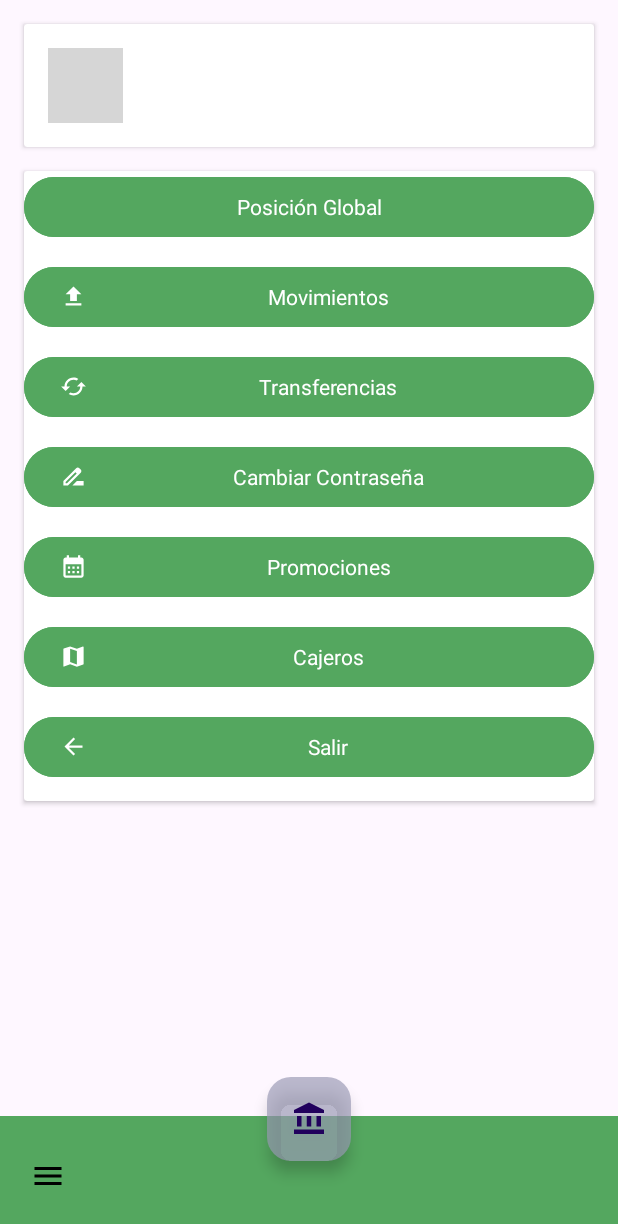
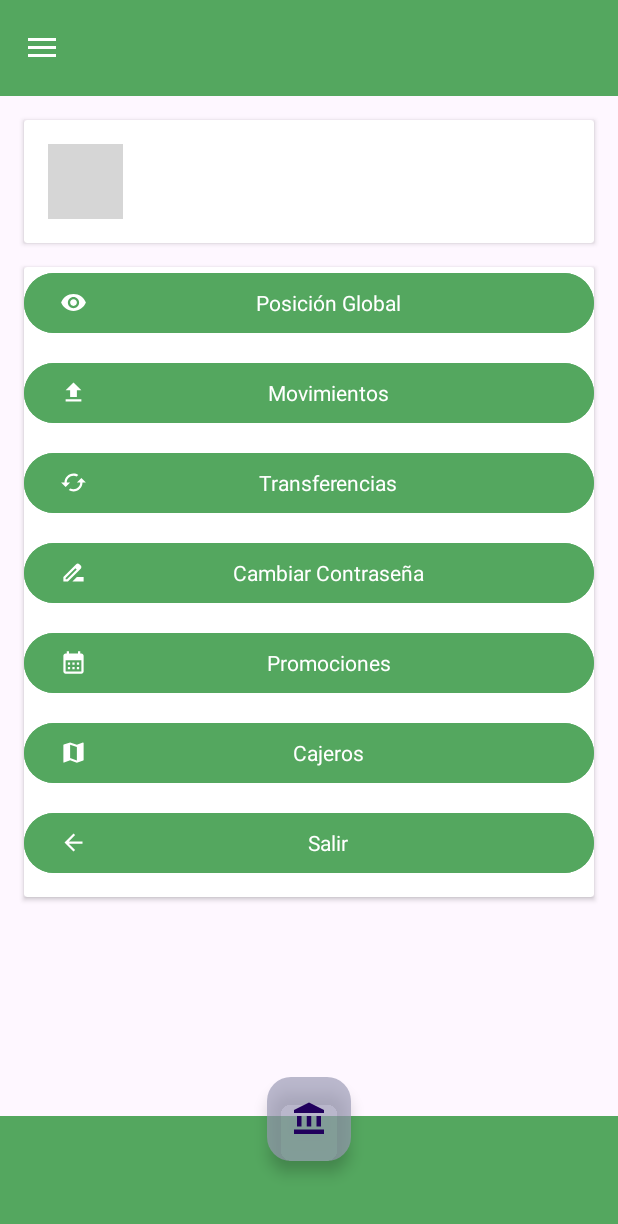
Before and after one commit to AlejandroBlascoChafer/Banco-Alejandro-Blasco, an Android app: the MainActivity screen opened directly, with no data from a screen before it, on a phone screen of 412 x 824 dp. Shown: the top 1224 px of the screen. Run offline under Robolectric (Android 15) with nearby library versions, the phone set to English and light mode, and no system bars; 2 statements that could not run were skipped; grey boxes are pictures that could not be loaded.

Commit message:
Tema7 Actividad1 - Acabada

```diff
--- a/app/build.gradle.kts
+++ b/app/build.gradle.kts
@@ -49,4 +49,7 @@ dependencies {
     androidTestImplementation(libs.androidx.junit)
     androidTestImplementation(libs.androidx.espresso.core)
     implementation(libs.lottie)
+    implementation(libs.androidx.appcompat)
+    implementation(libs.material)
+
 }
--- a/app/src/main/java/com/example/banco_Blasco_Alejandro/activities/MainActivity.kt
+++ b/app/src/main/java/com/example/banco_Blasco_Alejandro/activities/MainActivity.kt
@@ -2,16 +2,22 @@ package com.example.banco_Blasco_Alejandro.activities
 
 import android.content.Intent
 import android.os.Bundle
+import android.view.Menu
+import android.view.MenuItem
+import android.widget.Toast
 import androidx.activity.enableEdgeToEdge
+import androidx.appcompat.app.ActionBarDrawerToggle
 import androidx.appcompat.app.AppCompatActivity
+import androidx.core.view.GravityCompat
 import androidx.core.view.ViewCompat
 import androidx.core.view.WindowInsetsCompat
 import com.example.banco_Blasco_Alejandro.R
 
 import com.example.banco_Blasco_Alejandro.databinding.ActivityMainBinding
 import com.example.banco_Blasco_Alejandro.pojo.Cliente
+import com.google.android.material.navigation.NavigationView
 
-class MainActivity : AppCompatActivity() {
+class MainActivity : AppCompatActivity(), NavigationView.OnNavigationItemSelectedListener {
 
     private lateinit var binding: ActivityMainBinding
 
@@ -20,6 +26,24 @@ class MainActivity : AppCompatActivity() {
 
         binding = ActivityMainBinding.inflate(layoutInflater)
         setContentView(binding.root)
+
+        val toolBar: androidx.appcompat.widget.Toolbar = findViewById(R.id.appbar)
+        setSupportActionBar(toolBar)
+        supportActionBar?.setDisplayShowTitleEnabled(false)
+        supportActionBar?.setDisplayHomeAsUpEnabled(true)
+        supportActionBar?.setHomeAsUpIndicator(R.drawable.ic_menu)
+
+
+        binding.navigationView?.setNavigationItemSelectedListener(this)
+
+        // Configuración del DrawerLayout
+        val toggle = ActionBarDrawerToggle(
+            this, binding.drawerLayout, binding.appbar,
+            R.string.open_nav, R.string.close_nav
+        )
+        binding.drawerLayout.addDrawerListener(toggle)
+        toggle.syncState()
+
 
 
         val cliente = intent.getSerializableExtra("Cliente") as Cliente
@@ -55,7 +79,8 @@ class MainActivity : AppCompatActivity() {
             startActivity(movimientos)
         }
 
-        enableEdgeToEdge()
+
+                enableEdgeToEdge()
 
         ViewCompat.setOnApplyWindowInsetsListener(binding.root) { v, insets ->
             val systemBars = insets.getInsets(WindowInsetsCompat.Type.systemBars())
@@ -63,4 +88,69 @@ class MainActivity : AppCompatActivity() {
             insets
         }
     }
+
+    private fun navigateToGlobalPosition(cliente: Cliente) {
+        val intent = Intent(this, GlobalPositionActivity::class.java)
+        intent.putExtra("Cliente", cliente)
+        startActivity(intent)
+    }
+
+    private fun navigateToMovements(cliente: Cliente) {
+        val intent = Intent(this, MovementsActivity::class.java)
+        intent.putExtra("Cliente", cliente)
+        startActivity(intent)
+    }
+
+    private fun navigateToTransfer(cliente: Cliente) {
+        val intent = Intent(this, TransfersActivity::class.java)
+        intent.putExtra("Cliente", cliente)
+        startActivity(intent)
+    }
+
+    private fun navigateToPassword(cliente: Cliente) {
+        val intent = Intent(this, ChangePasswordActivity::class.java)
+        intent.putExtra("Cliente", cliente)
+        startActivity(intent)
+    }
+
+    private fun navigateToWelcome() {
+        val intent = Intent(this, WelcomeActivity::class.java)
+        startActivity(intent)
+    }
+
+//    private fun navigateToSettings() {
+//        val intent = Intent(this, SettingsActivity::class.java)
+//        startActivity(intent)
+//    }
+
+    override fun onOptionsItemSelected(item: MenuItem): Boolean {
+        return when (item.itemId) {
+            android.R.id.home -> {
+                binding.drawerLayout?.openDrawer(GravityCompat.START)
+                true
+            }
+            else -> super.onOptionsItemSelected(item)
+        }
+    }
+
+    override fun onNavigationItemSelected(item: MenuItem): Boolean {
+        val cliente = intent.getSerializableExtra("Cliente") as Cliente
+        when (item.itemId) {
+            R.id.nav_global_position -> navigateToGlobalPosition(cliente)
+            R.id.nav_movements -> navigateToMovements(cliente)
+            R.id.nav_transfers -> navigateToTransfer(cliente)
+            R.id.nav_change_password -> navigateToPassword(cliente)
+            R.id.nav_promotions -> {
+                // Lógica para promociones
+            }
+            R.id.nav_atms -> {
+                // Lógica para cajeros
+            }
+            //R.id.nav_sett -> navigateToSettings()
+            R.id.nav_exit -> navigateToWelcome()
+        }
+        binding.drawerLayout?.closeDrawer(GravityCompat.START)
+        return true
+    }
+
 }
--- /dev/null
+++ b/app/src/main/res/drawable/flecha_atras.xml
@@ -0,0 +1,5 @@
+<vector xmlns:android="http://schemas.android.com/apk/res/android" android:autoMirrored="true" android:height="24dp" android:tint="#000000" android:viewportHeight="24" android:viewportWidth="24" android:width="24dp">
+
+    <path android:fillColor="@android:color/white" android:pathData="M20,11H7.83l5.59,-5.59L12,4l-8,8 8,8 1.41,-1.41L7.83,13H20v-2z"/>
+
+</vector>
--- /dev/null
+++ b/app/src/main/res/drawable/ic_posicion.xml
@@ -0,0 +1,6 @@
+<?xml version="1.0" encoding="utf-8"?>
+<vector xmlns:android="http://schemas.android.com/apk/res/android" android:height="24dp" android:tint="#FFFFFF" android:viewportHeight="24" android:viewportWidth="24" android:width="24dp">
+
+    <path android:fillColor="@android:color/white" android:pathData="M12,4.5C7,4.5 2.73,7.61 1,12c1.73,4.39 6,7.5 11,7.5s9.27,-3.11 11,-7.5c-1.73,-4.39 -6,-7.5 -11,-7.5zM12,17c-2.76,0 -5,-2.24 -5,-5s2.24,-5 5,-5 5,2.24 5,5 -2.24,5 -5,5zM12,9c-1.66,0 -3,1.34 -3,3s1.34,3 3,3 3,-1.34 3,-3 -1.34,-3 -3,-3z"/>
+
+</vector>
--- /dev/null
+++ b/app/src/main/res/drawable/settings.xml
@@ -0,0 +1,5 @@
+<vector xmlns:android="http://schemas.android.com/apk/res/android" android:height="24dp" android:tint="#000000" android:viewportHeight="24" android:viewportWidth="24" android:width="24dp">
+
+    <path android:fillColor="@android:color/white" android:pathData="M19.14,12.94c0.04,-0.3 0.06,-0.61 0.06,-0.94c0,-0.32 -0.02,-0.64 -0.07,-0.94l2.03,-1.58c0.18,-0.14 0.23,-0.41 0.12,-0.61l-1.92,-3.32c-0.12,-0.22 -0.37,-0.29 -0.59,-0.22l-2.39,0.96c-0.5,-0.38 -1.03,-0.7 -1.62,-0.94L14.4,2.81c-0.04,-0.24 -0.24,-0.41 -0.48,-0.41h-3.84c-0.24,0 -0.43,0.17 -0.47,0.41L9.25,5.35C8.66,5.59 8.12,5.92 7.63,6.29L5.24,5.33c-0.22,-0.08 -0.47,0 -0.59,0.22L2.74,8.87C2.62,9.08 2.66,9.34 2.86,9.48l2.03,1.58C4.84,11.36 4.8,11.69 4.8,12s0.02,0.64 0.07,0.94l-2.03,1.58c-0.18,0.14 -0.23,0.41 -0.12,0.61l1.92,3.32c0.12,0.22 0.37,0.29 0.59,0.22l2.39,-0.96c0.5,0.38 1.03,0.7 1.62,0.94l0.36,2.54c0.05,0.24 0.24,0.41 0.48,0.41h3.84c0.24,0 0.44,-0.17 0.47,-0.41l0.36,-2.54c0.59,-0.24 1.13,-0.56 1.62,-0.94l2.39,0.96c0.22,0.08 0.47,0 0.59,-0.22l1.92,-3.32c0.12,-0.22 0.07,-0.47 -0.12,-0.61L19.14,12.94zM12,15.6c-1.98,0 -3.6,-1.62 -3.6,-3.6s1.62,-3.6 3.6,-3.6s3.6,1.62 3.6,3.6S13.98,15.6 12,15.6z"/>
+
+</vector>
--- a/app/src/main/res/layout-land/activity_main.xml
+++ b/app/src/main/res/layout-land/activity_main.xml
@@ -1,13 +1,15 @@
 <?xml version="1.0" encoding="utf-8"?>
-<androidx.coordinatorlayout.widget.CoordinatorLayout xmlns:android="http://schemas.android.com/apk/res/android"
+<androidx.drawerlayout.widget.DrawerLayout xmlns:android="http://schemas.android.com/apk/res/android"
     xmlns:app="http://schemas.android.com/apk/res-auto"
     xmlns:tools="http://schemas.android.com/tools"
-    android:id="@+id/main"
+    android:id="@+id/drawer_layout"
     android:layout_width="match_parent"
     android:layout_height="match_parent"
     tools:context=".activities.MainActivity">
 
-
+    <androidx.core.widget.NestedScrollView
+        android:layout_width="match_parent"
+        android:layout_height="match_parent">
     <LinearLayout
         android:layout_width="match_parent"
         android:layout_height="wrap_content"
@@ -175,6 +177,11 @@
     </LinearLayout>
 
 
+        <androidx.coordinatorlayout.widget.CoordinatorLayout
+            android:id="@+id/coordinator"
+            android:layout_width="match_parent"
+            android:layout_height="match_parent"
+            app:layout_constraintBottom_toBottomOf="parent">
 
             <com.google.android.material.floatingactionbutton.FloatingActionButton
                 android:id="@+id/fab"
@@ -205,4 +212,6 @@
                     android:layout_marginStart="16dp"
                     android:layout_marginBottom="12dp" />
             </com.google.android.material.bottomappbar.BottomAppBar>
-</androidx.coordinatorlayout.widget.CoordinatorLayout>
+        </androidx.coordinatorlayout.widget.CoordinatorLayout>
+    </androidx.core.widget.NestedScrollView>
+</androidx.drawerlayout.widget.DrawerLayout>
--- a/app/src/main/res/layout/activity_main.xml
+++ b/app/src/main/res/layout/activity_main.xml
@@ -1,17 +1,32 @@
 <?xml version="1.0" encoding="utf-8"?>
-<androidx.coordinatorlayout.widget.CoordinatorLayout xmlns:android="http://schemas.android.com/apk/res/android"
+<androidx.drawerlayout.widget.DrawerLayout
+    xmlns:android="http://schemas.android.com/apk/res/android"
     xmlns:app="http://schemas.android.com/apk/res-auto"
     xmlns:tools="http://schemas.android.com/tools"
-    android:id="@+id/main"
+    android:id="@+id/drawer_layout"
     android:layout_width="match_parent"
     android:layout_height="match_parent"
     tools:context=".activities.MainActivity">
 
-
+    <androidx.coordinatorlayout.widget.CoordinatorLayout
+        android:id="@+id/coordinator_layout"
+        android:layout_width="match_parent"
+        android:layout_height="match_parent">
     <LinearLayout
+        android:id="@+id/main"
         android:layout_width="match_parent"
         android:layout_height="wrap_content"
         android:orientation="vertical">
+
+        <androidx.appcompat.widget.Toolbar
+            android:id="@+id/appbar"
+            android:layout_width="match_parent"
+            android:layout_height="?attr/actionBarSize"
+            android:background="@color/green"
+            android:elevation="4dp"
+            android:theme="@style/ThemeOverlay.AppCompat.Dark.ActionBar"
+            app:popupTheme="@style/ThemeOverlay.AppCompat.Light"/>
+
         <androidx.cardview.widget.CardView
                 android:id="@+id/cvBienvenida"
                 android:layout_width="match_parent"
@@ -19,10 +34,7 @@
                 android:layout_marginTop="16dp"
                 android:layout_marginLeft="16dp"
                 android:layout_marginRight="16dp"
-                app:layout_anchorGravity="top"
-                app:layout_constraintEnd_toEndOf="parent"
-                app:layout_constraintStart_toStartOf="parent"
-                app:layout_constraintTop_toTopOf="parent">
+                app:layout_anchorGravity="top">
 
                 <LinearLayout
                     android:layout_width="match_parent"
@@ -73,6 +85,7 @@
                             android:layout_width="match_parent"
                             android:layout_height="wrap_content"
                             android:text="@string/posicion_global"
+                            app:icon="@drawable/ic_posicion"
                             android:layout_marginBottom="12dp"
                             style="@style/Theme.EstiloPrincipal.Botones"/>
 
@@ -156,18 +169,20 @@
                 app:fabCradleMargin="10dp"
                 app:fabCradleRoundedCornerRadius="20dp"
                 app:fabCradleVerticalOffset="10dp"
-                style="@style/Theme.EstiloPrincipal.BottomActionBar"
-                >
+                style="@style/Theme.EstiloPrincipal.BottomActionBar">
 
-                <ImageView
-                    android:id="@+id/menuIcon"
-                    android:layout_width="24dp"
-                    android:layout_height="24dp"
-                    android:src="@drawable/ic_menu"
-                    android:layout_gravity="start"
-                    android:layout_marginStart="16dp"
-                    android:layout_marginBottom="12dp" />
+
             </com.google.android.material.bottomappbar.BottomAppBar>
+
+    </androidx.coordinatorlayout.widget.CoordinatorLayout>
+
+    <com.google.android.material.navigation.NavigationView
+        android:id="@+id/navigation_view"
+        android:layout_width="wrap_content"
+        android:layout_height="match_parent"
+        android:layout_gravity="start"
+        app:menu="@menu/menu_navigation_drawer"
+        app:headerLayout="@layout/drawer_header" />
 
 
 
@@ -175,4 +190,4 @@
 
 
 
-            </androidx.coordinatorlayout.widget.CoordinatorLayout>
+</androidx.drawerlayout.widget.DrawerLayout>
--- /dev/null
+++ b/app/src/main/res/menu/menu_navigation_drawer.xml
@@ -0,0 +1,51 @@
+<?xml version="1.0" encoding="utf-8"?>
+<menu xmlns:android="http://schemas.android.com/apk/res/android"
+    xmlns:tools="http://schemas.android.com/tools"
+    tools:showIn="navigation_view">
+
+    <group android:checkableBehavior="single">
+        <item
+            android:id="@+id/nav_global_position"
+            android:icon="@drawable/ic_posicion"
+            android:title="@string/posicion_global"/>
+
+        <item
+            android:id="@+id/nav_movements"
+            android:icon="@drawable/ic_movimientos"
+            android:title="@string/movimientos"/>
+
+        <item
+            android:id="@+id/nav_transfers"
+            android:icon="@drawable/ic_transferencias"
+            android:title="@string/transferencias"/>
+
+        <item
+            android:id="@+id/nav_change_password"
+            android:icon="@drawable/ic_cambiar_pass"
+            android:title="@string/cambiar_contrasenya"/>
+
+        <item
+            android:id="@+id/nav_promotions"
+            android:icon="@drawable/ic_promociones"
+            android:title="@string/promociones"/>
+
+        <item
+            android:id="@+id/nav_atms"
+            android:icon="@drawable/ic_cajeros"
+            android:title="@string/cajeros"/>
+
+        <item
+            android:id="@+id/nav_sett"
+            android:icon="@drawable/settings"
+            android:title="@string/ajustes"/>
+    </group>
+
+    <item android:title="">
+        <menu>
+            <item
+                android:id="@+id/nav_exit"
+                android:icon="@drawable/flecha_atras"
+                android:title="@string/btn_salir"/>
+        </menu>
+    </item>
+</menu>
--- a/app/src/main/res/values/strings.xml
+++ b/app/src/main/res/values/strings.xml
@@ -29,6 +29,12 @@
     <string name="cuentasPosicion">Cuentas:</string>
     <string name="ultimos_movimientos">Últimos movimientos:</string>
     <string name="seleccionar_cuenta">Selecciona la cuenta:</string>
+    <string name="ajustes">Ajustes\n</string>
+    <string name="open_nav">open\\n</string>
+    <string name="close_nav">close\n</string>
+    <string name="mi_banco">Mi banco\n</string>
+    <string name="contacto_gmail_com">contacto\n</string>
+
 
     <string-array name="cuentas">
         <item> </item>
```
Also changed, not shown: app/src/main/res/layout/drawer_header.xml (added, +29 -0 lines), app/src/main/res/layout/toolbar.xml (added, +10 -0 lines), app/src/main/res/menu/bottom_navigation_menu.xml (added, +19 -0 lines).
